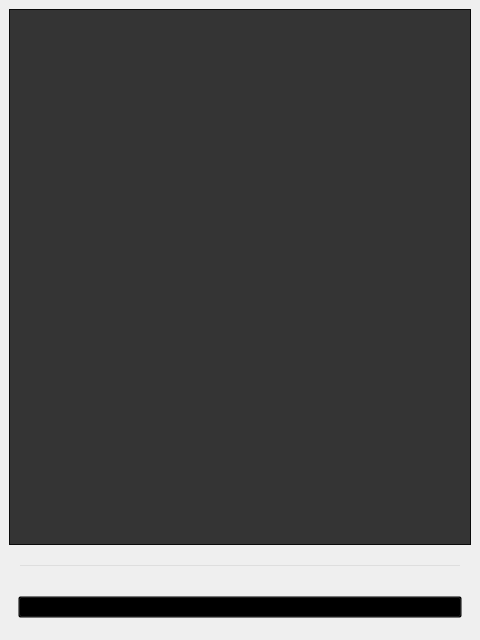
Before: the Qt Designer form QtTestClient/mainwindow.ui in kihaseet/Alien, drawn with Qt 5.
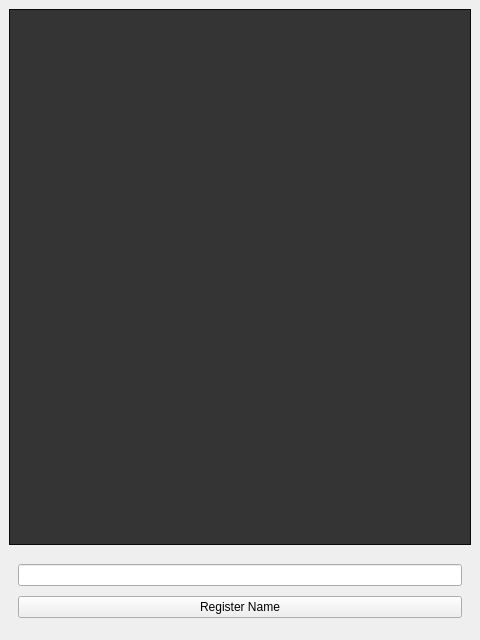
After: the same form once the commit is applied. The open tabs and pages were chosen to show the change. Icons and pictures are not drawn. Custom widgets are drawn as their Qt base class.

Diff of the .ui file:
```diff
--- a/QtTestClient/mainwindow.ui
+++ b/QtTestClient/mainwindow.ui
@@ -96,106 +96,24 @@
            </size>
           </property>
           <property name="styleSheet">
-           <string notr="true">background-color: rgba(0, 0, 0, 0);</string>
+           <string notr="true">#swRegister {
+background-color: rgba(0, 0, 0, 0);
+}</string>
           </property>
           <widget class="QWidget" name="pRegName">
+           <property name="styleSheet">
+            <string notr="true">#pRegName {background-color: rgba(0, 0, 0, 0);}</string>
+           </property>
            <layout class="QVBoxLayout" name="verticalLayout_6">
             <item>
-             <widget class="QLineEdit" name="eName"/>
+             <widget class="QLineEdit" name="eName">
+              <property name="styleSheet">
+               <string notr="true"/>
+              </property>
+             </widget>
             </item>
             <item>
              <widget class="QPushButton" name="bRegisterName">
-              <property name="palette">
-               <palette>
-                <active>
-                 <colorrole role="Button">
-                  <brush brushstyle="SolidPattern">
-                   <color alpha="0">
-                    <red>0</red>
-                    <green>0</green>
-                    <blue>0</blue>
-                   </color>
-                  </brush>
-                 </colorrole>
-                 <colorrole role="Base">
-                  <brush brushstyle="SolidPattern">
-                   <color alpha="0">
-                    <red>0</red>
-                    <green>0</green>
-                    <blue>0</blue>
-                   </color>
-                  </brush>
-                 </colorrole>
-                 <colorrole role="Window">
-                  <brush brushstyle="SolidPattern">
-                   <color alpha="0">
-                    <red>0</red>
-                    <green>0</green>
-                    <blue>0</blue>
-                   </color>
-                  </brush>
-                 </colorrole>
-                </active>
-                <inactive>
-                 <colorrole role="Button">
-                  <brush brushstyle="SolidPattern">
-                   <color alpha="0">
-                    <red>0</red>
-                    <green>0</green>
-                    <blue>0</blue>
-                   </color>
-                  </brush>
-                 </colorrole>
-                 <colorrole role="Base">
-                  <brush brushstyle="SolidPattern">
-                   <color alpha="0">
-                    <red>0</red>
-                    <green>0</green>
-                    <blue>0</blue>
-                   </color>
-                  </brush>
-                 </colorrole>
-                 <colorrole role="Window">
-                  <brush brushstyle="SolidPattern">
-                   <color alpha="0">
-                    <red>0</red>
-                    <green>0</green>
-                    <blue>0</blue>
-                   </color>
-                  </brush>
-                 </colorrole>
-                </inactive>
-                <disabled>
-                 <colorrole role="Button">
-                  <brush brushstyle="SolidPattern">
-                   <color alpha="0">
-                    <red>0</red>
-                    <green>0</green>
-                    <blue>0</blue>
-                   </color>
-                  </brush>
-                 </colorrole>
-                 <colorrole role="Base">
-                  <brush brushstyle="SolidPattern">
-                   <color alpha="0">
-                    <red>0</red>
-                    <green>0</green>
-                    <blue>0</blue>
-                   </color>
-                  </brush>
-                 </colorrole>
-                 <colorrole role="Window">
-                  <brush brushstyle="SolidPattern">
-                   <color alpha="0">
-                    <red>0</red>
-                    <green>0</green>
-                    <blue>0</blue>
-                   </color>
-                  </brush>
-                 </colorrole>
-                </disabled>
-               </palette>
-              </property>
               <property name="text">
                <string>Register Name</string>
               </property>
```
Left out of the diff: 194 changed lines with no effect on the pictures.
